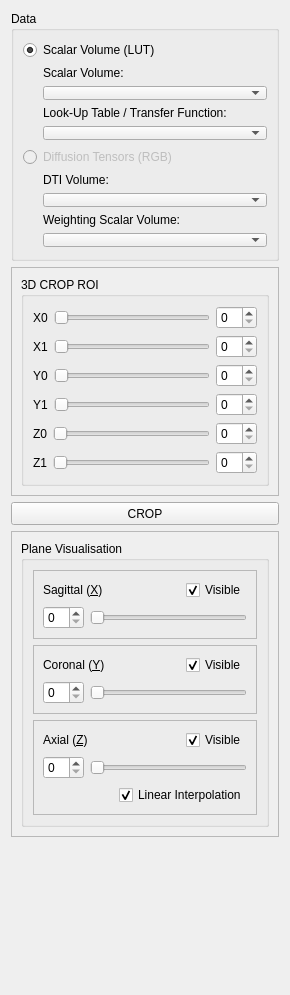
Before: the Qt Designer form branches/myusufoglu/plugins/testing/myusufoglu/Crop3D/Crop3D.ui in BackupTheBerlios/viste-tool-svn, drawn with Qt 5.
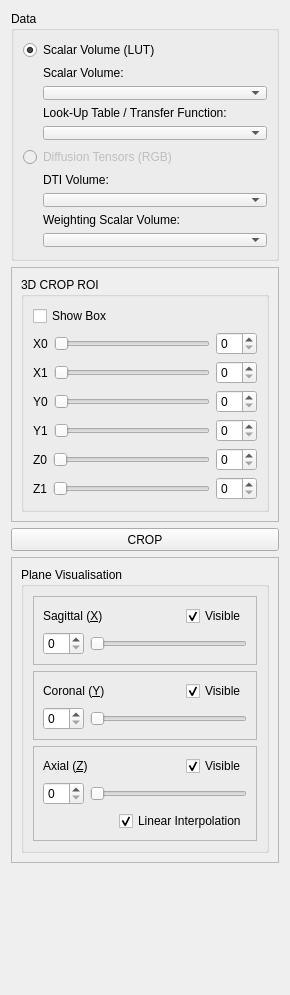
After: the same form once the commit is applied.

Commit message: progress on crop3d. show roi etc.

What changed in the file:
```diff
--- a/branches/myusufoglu/plugins/testing/myusufoglu/Crop3D/Crop3D.ui
+++ b/branches/myusufoglu/plugins/testing/myusufoglu/Crop3D/Crop3D.ui
@@ -193,16 +193,32 @@
         <x>0</x>
         <y>0</y>
         <width>270</width>
-        <height>225</height>
+        <height>248</height>
        </rect>
       </property>
       <layout class="QVBoxLayout" name="verticalLayout_2">
        <item>
         <widget class="QGroupBox" name="groupBox">
+         <property name="enabled">
+          <bool>true</bool>
+         </property>
          <property name="title">
           <string>3D CROP ROI</string>
          </property>
          <layout class="QVBoxLayout" name="verticalLayout">
+          <item>
+           <widget class="QCheckBox" name="roiBoxVisibleCheckBox">
+            <property name="enabled">
+             <bool>true</bool>
+            </property>
+            <property name="text">
+             <string>Show Box</string>
+            </property>
+            <property name="checked">
+             <bool>false</bool>
+            </property>
+           </widget>
+          </item>
           <item>
            <layout class="QHBoxLayout" name="horizontalLayout">
             <item>
```
The commit also changes 2 other files.
